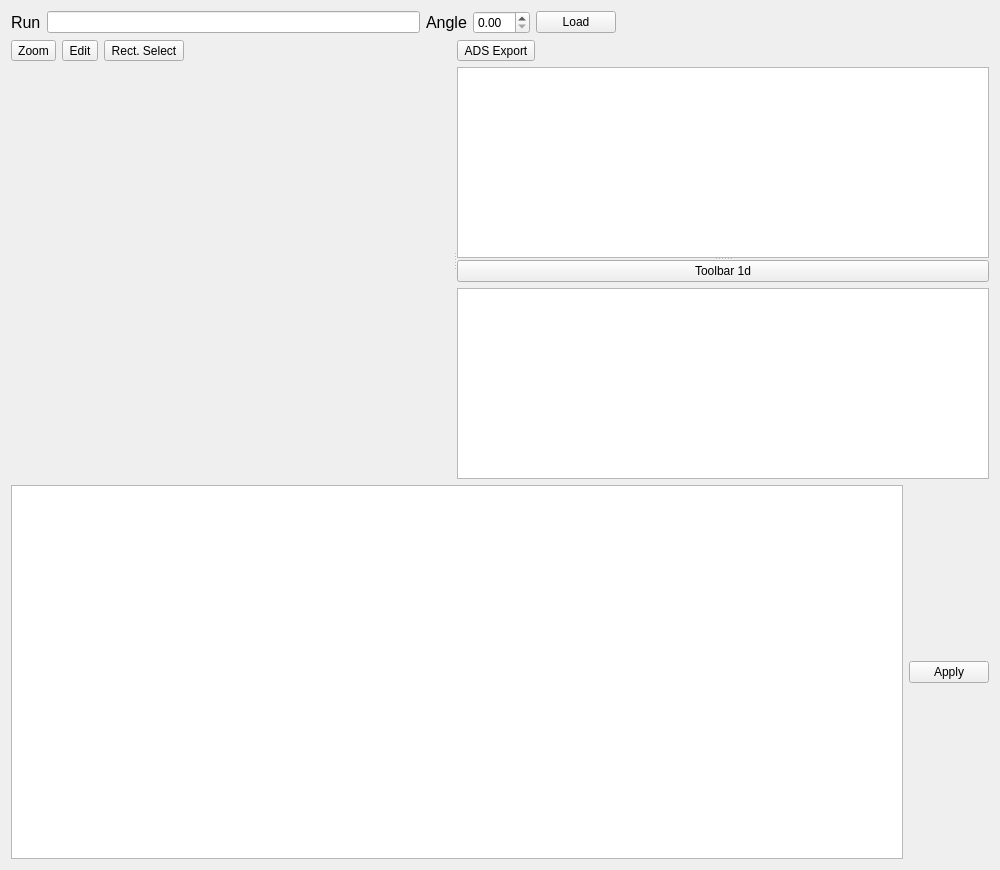
Old version of the form qt/scientific_interfaces/ISISReflectometry/GUI/Preview/PreviewWidget.ui in the repository mantidproject/mantid.
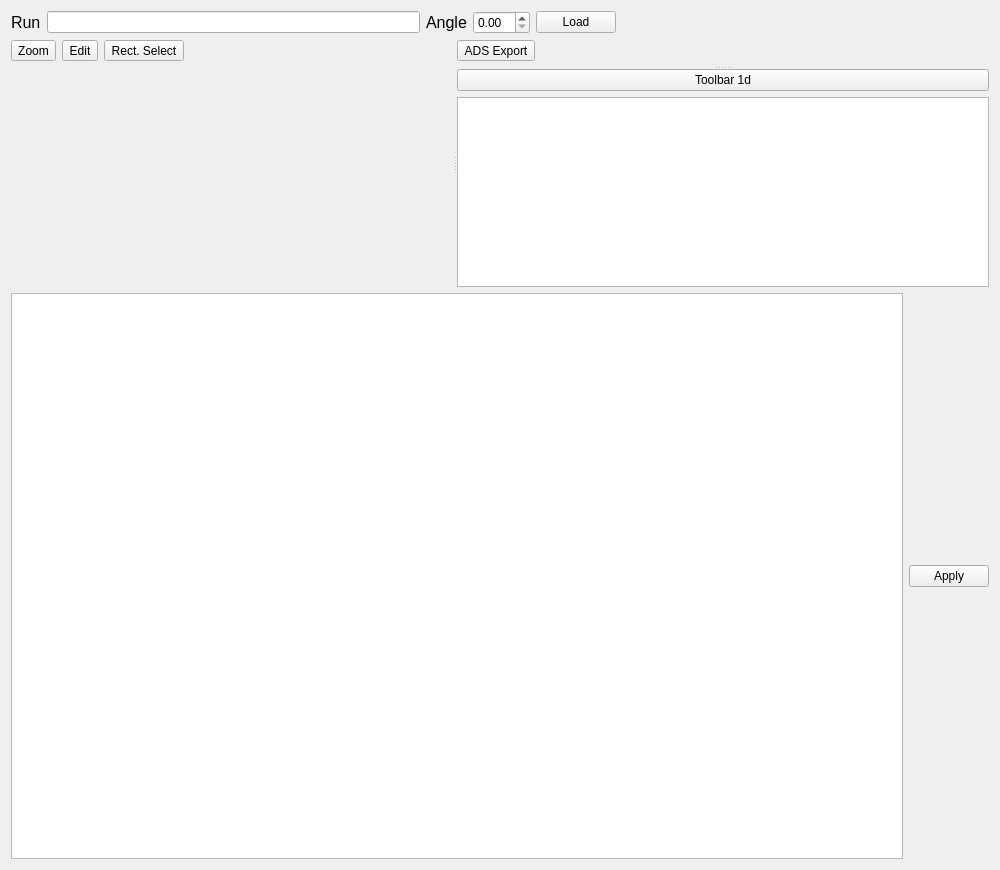
New version of the form.

Commit message:
Embed widget in preview tab
Also fix an issue with the RegionSelector C++ class that contained an
option that was only relevant to the sliceviewer class.

RE #33735

```diff
--- a/qt/scientific_interfaces/ISISReflectometry/GUI/Preview/PreviewWidget.ui
+++ b/qt/scientific_interfaces/ISISReflectometry/GUI/Preview/PreviewWidget.ui
@@ -185,7 +185,7 @@
          </layout>
         </item>
         <item>
-         <widget class="QTreeView" name="treeView_2"/>
+         <widget class="QWidget" name="region_selector" native="true"/>
         </item>
        </layout>
       </widget>
```
Left out of the diff: 1 changed line with no effect on the pictures. The commit also changes 5 other files.
